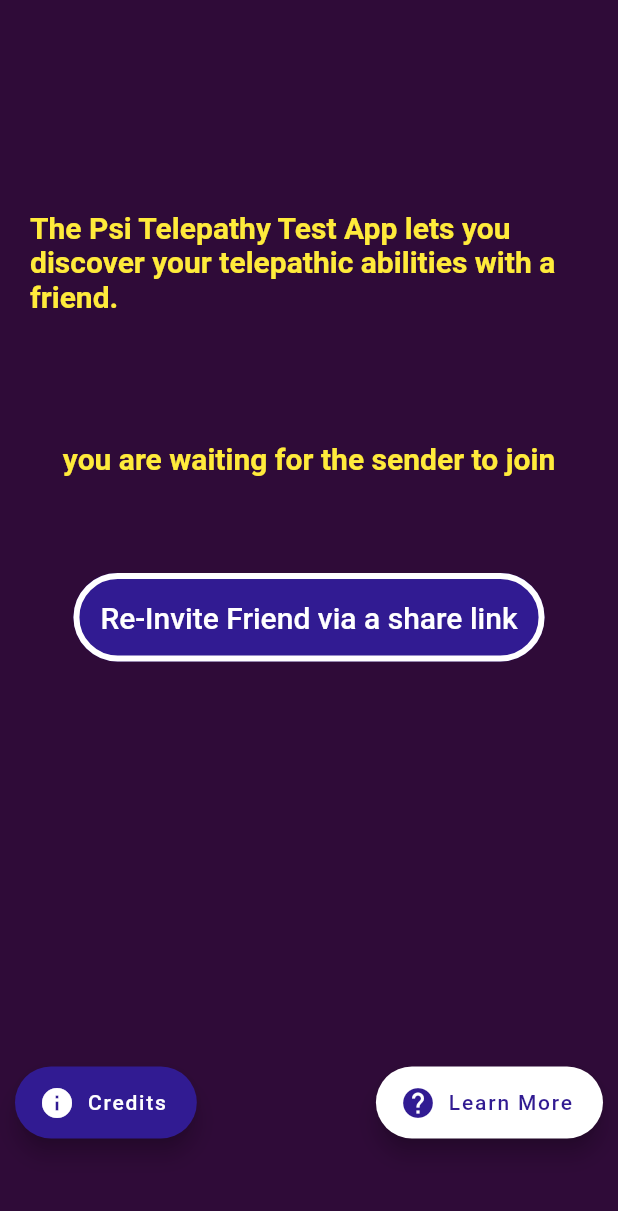
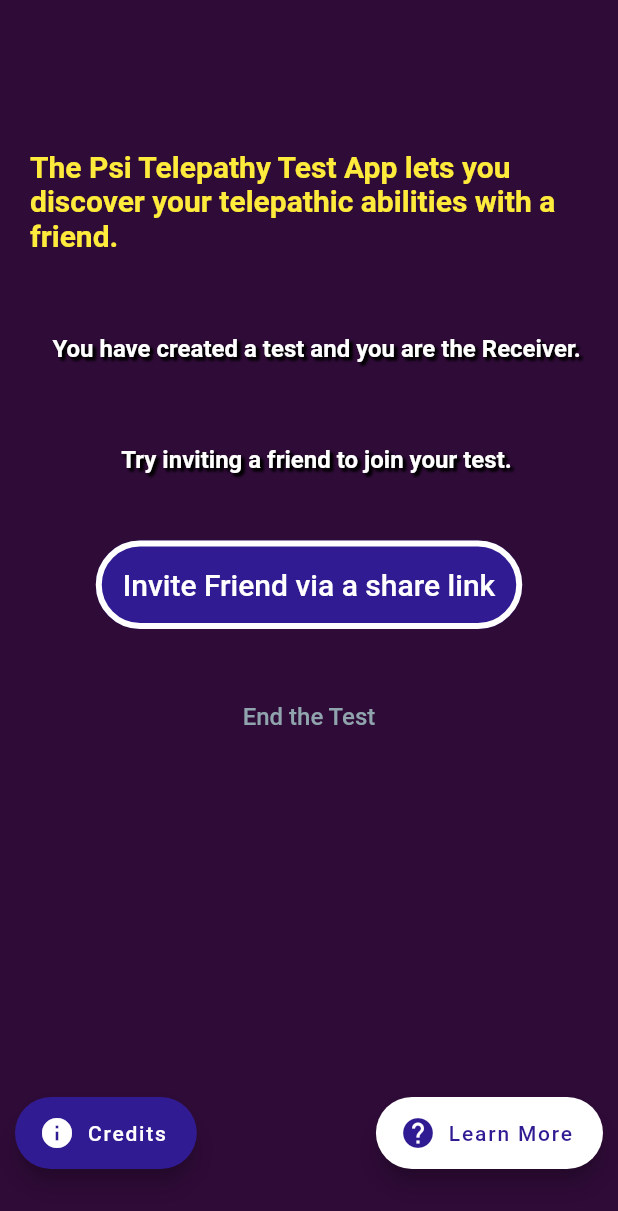
Before and after one commit to krisrandall/psi-app, a Flutter app: the HomePage widget shown alone on an empty page, opened directly with empty values, on a phone screen of 412 x 824 dp. Shown: the top 1211 px of the screen. Run offline on Flutter 3.47's test engine with Material 2 defaults, Android fonts, the phone set to English and light mode, and no system bars; our stand-ins replace bloc, cloud_firestore, equatable, firebase_auth, firebase_dynamic_links, flutter_bloc and 3 more; accounts and stored records are empty; network calls fail.

Commit message:
Canceling test now works

```diff
--- a/app/lib/screens/homeScreen.dart
+++ b/app/lib/screens/homeScreen.dart
@@ -11,6 +11,8 @@ import 'package:app/screens/senderScreen.dart';
 import 'package:app/screens/testScreen.dart';
 import 'package:flutter/material.dart';
 import 'package:flutter_bloc/flutter_bloc.dart';
+import 'package:app/main.dart';
+import 'package:app/components/screenBackground.dart';
 
 class HomePage extends StatelessWidget {
   final PsiTest currentTest;
@@ -69,25 +71,39 @@ class HomePage extends StatelessWidget {
     ];
 */
     List<Widget> awaitingReceiver = [
-      TitleText('you are waiting for the receiver to join'),
+      CopyText('You have created a test and you are the Sender'),
+      CopyText('Try inviting a friend to join your test.'),
       Button(
-        'Re-Invite Friend via a share link',
+        'Invite Friend via a share link',
         () {
           BlocProvider.of<PsiTestSaveBloc>(context)
               .add(SharePsiTest(test: currentTest));
         },
-      )
+      ),
+      SecondaryButton('End the Test', () {
+        print('do logic to cancel the test');
+        var event = CancelPsiTest(test: currentTest);
+        BlocProvider.of<PsiTestSaveBloc>(context).add(event);
+        goToScreen(context, TableBgWrapper(AfterAuthWidget()));
+      }),
     ];
 
     List<Widget> awaitingSender = [
-      TitleText('you are waiting for the sender to join'),
+      CopyText('You have created a test and you are the Receiver.'),
+      CopyText('Try inviting a friend to join your test.'),
       Button(
-        'Re-Invite Friend via a share link',
+        'Invite Friend via a share link',
         () {
           BlocProvider.of<PsiTestSaveBloc>(context)
               .add(SharePsiTest(test: currentTest));
         },
-      )
+      ),
+      SecondaryButton('End the Test', () {
+        print('do logic to cancel the test');
+        var event = CancelPsiTest(test: currentTest);
+        BlocProvider.of<PsiTestSaveBloc>(context).add(event);
+        goToScreen(context, TableBgWrapper(AfterAuthWidget()));
+      }),
     ];
 
     List<Widget> screenOptions = [];
```
